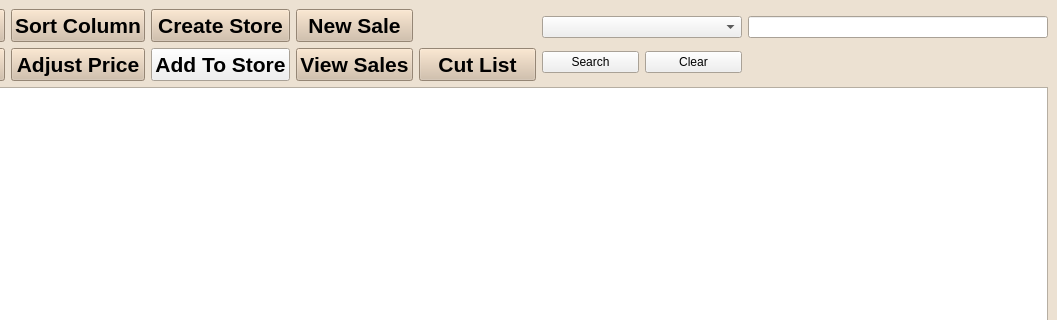
Qt form inventorywindow.ui (EtoDrowsy/CS499) before a commit; both pictures show x 369 to 1426 and y 0 to 320 of the 1426 by 720 pixel window.
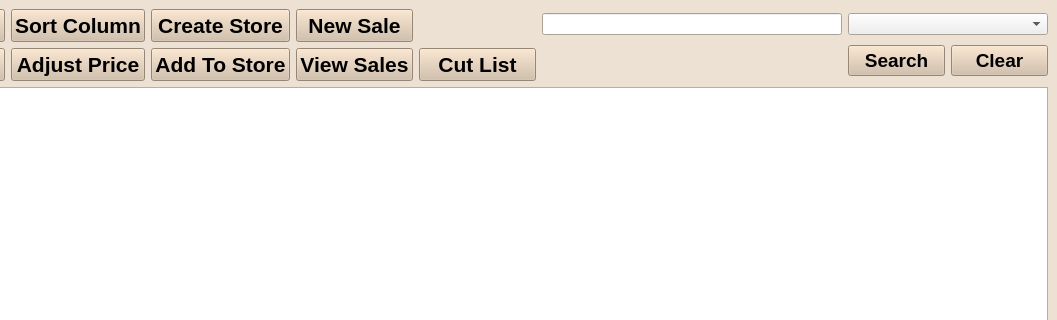
The same form after that commit.

Commit message: Bringing new buttons in line with rest of UI

```diff
--- a/inventorywindow.ui
+++ b/inventorywindow.ui
@@ -76,6 +76,9 @@
             <bold>true</bold>
            </font>
           </property>
+          <property name="styleSheet">
+           <string notr="true">background-color:rgb(209, 188, 164)</string>
+          </property>
           <property name="text">
            <string>Add To Store</string>
           </property>
@@ -1282,10 +1285,39 @@
       </item>
       <item>
        <layout class="QGridLayout" name="gridLayout_3">
-        <item row="1" column="0">
+        <item row="0" column="2">
+         <widget class="QComboBox" name="searchComboBox">
+          <property name="maximumSize">
+           <size>
+            <width>200</width>
+            <height>16777215</height>
+           </size>
+          </property>
+         </widget>
+        </item>
+        <item row="0" column="1">
+         <widget class="QLineEdit" name="searchField">
+          <property name="maximumSize">
+           <size>
+            <width>300</width>
+            <height>200</height>
+           </size>
+          </property>
+         </widget>
+        </item>
+        <item row="1" column="2">
          <layout class="QHBoxLayout" name="horizontalLayout_2">
           <item>
            <widget class="QPushButton" name="searchButton">
+            <property name="font">
+             <font>
+              <pointsize>14</pointsize>
+              <bold>true</bold>
+             </font>
+            </property>
+            <property name="styleSheet">
+             <string notr="true">background-color:rgb(209, 188, 164)</string>
+            </property>
             <property name="text">
              <string>Search</string>
             </property>
@@ -1293,6 +1325,15 @@
           </item>
           <item>
            <widget class="QPushButton" name="clearSearchButton">
+            <property name="font">
+             <font>
+              <pointsize>14</pointsize>
+              <bold>true</bold>
+             </font>
+            </property>
+            <property name="styleSheet">
+             <string notr="true">background-color:rgb(209, 188, 164)</string>
+            </property>
             <property name="text">
              <string>Clear</string>
             </property>
@@ -1300,26 +1341,6 @@
           </item>
          </layout>
         </item>
-        <item row="0" column="1">
-         <widget class="QLineEdit" name="searchField">
-          <property name="maximumSize">
-           <size>
-            <width>300</width>
-            <height>200</height>
-           </size>
-          </property>
-         </widget>
-        </item>
-        <item row="0" column="0">
-         <widget class="QComboBox" name="searchComboBox">
-          <property name="maximumSize">
-           <size>
-            <width>200</width>
-            <height>16777215</height>
-           </size>
-          </property>
-         </widget>
-        </item>
        </layout>
       </item>
      </layout>
```
The commit also changes 1 other file.
